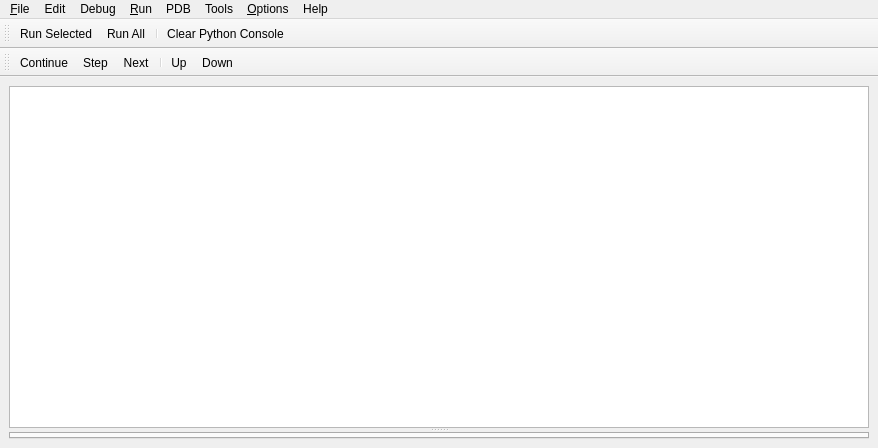
Old version of the form preditor/gui/ui/loggerwindow.ui in the repository blurstudio/PrEditor.
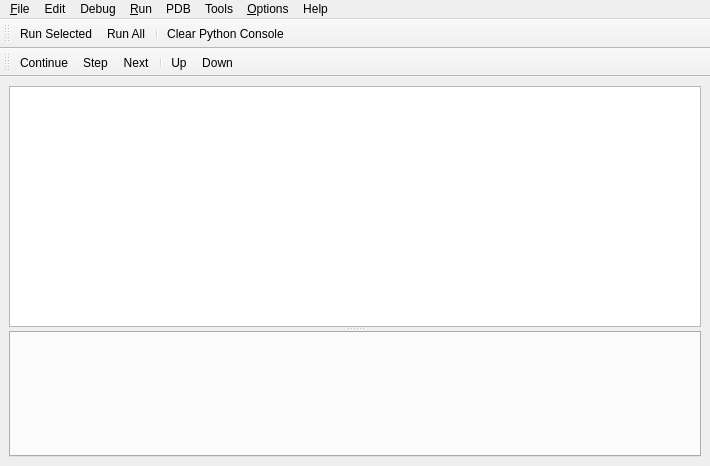
New version of the form. Custom widgets are drawn as their Qt base class.

Commit message:
Define a mixin interface for how PrEditor interacts with workbox widgets
This will allow adding new workbox interfaces to PrEditor as plugins.

```diff
--- a/preditor/gui/ui/loggerwindow.ui
+++ b/preditor/gui/ui/loggerwindow.ui
@@ -6,10 +6,16 @@
    <rect>
     <x>0</x>
     <y>0</y>
-    <width>878</width>
-    <height>448</height>
+    <width>710</width>
+    <height>466</height>
    </rect>
   </property>
+  <property name="minimumSize">
+   <size>
+    <width>500</width>
+    <height>300</height>
+   </size>
+  </property>
   <property name="windowTitle">
    <string>PrEditor</string>
   </property>
@@ -20,7 +26,14 @@
       <property name="orientation">
        <enum>Qt::Vertical</enum>
       </property>
-      <widget class="ConsoleEdit" name="uiConsoleTXT"/>
+      <widget class="ConsoleEdit" name="uiConsoleTXT">
+       <property name="minimumSize">
+        <size>
+         <width>0</width>
+         <height>100</height>
+        </size>
+       </property>
+      </widget>
       <widget class="QStackedWidget" name="uiWorkboxSTACK">
        <widget class="QWidget" name="Workbox">
         <layout class="QVBoxLayout" name="verticalLayout_2">
@@ -37,7 +50,14 @@
           <number>0</number>
          </property>
          <item>
-          <widget class="NewTabWidget" name="uiWorkboxTAB"/>
+          <widget class="NewTabWidget" name="uiWorkboxTAB">
+           <property name="minimumSize">
+            <size>
+             <width>0</width>
+             <height>100</height>
+            </size>
+           </property>
+          </widget>
          </item>
         </layout>
        </widget>
@@ -74,7 +94,7 @@
     <rect>
      <x>0</x>
      <y>0</y>
-     <width>878</width>
+     <width>710</width>
      <height>22</height>
     </rect>
    </property>
```
Left out of the diff: 3 changed lines with no effect on the pictures. The commit also changes 5 other files.
